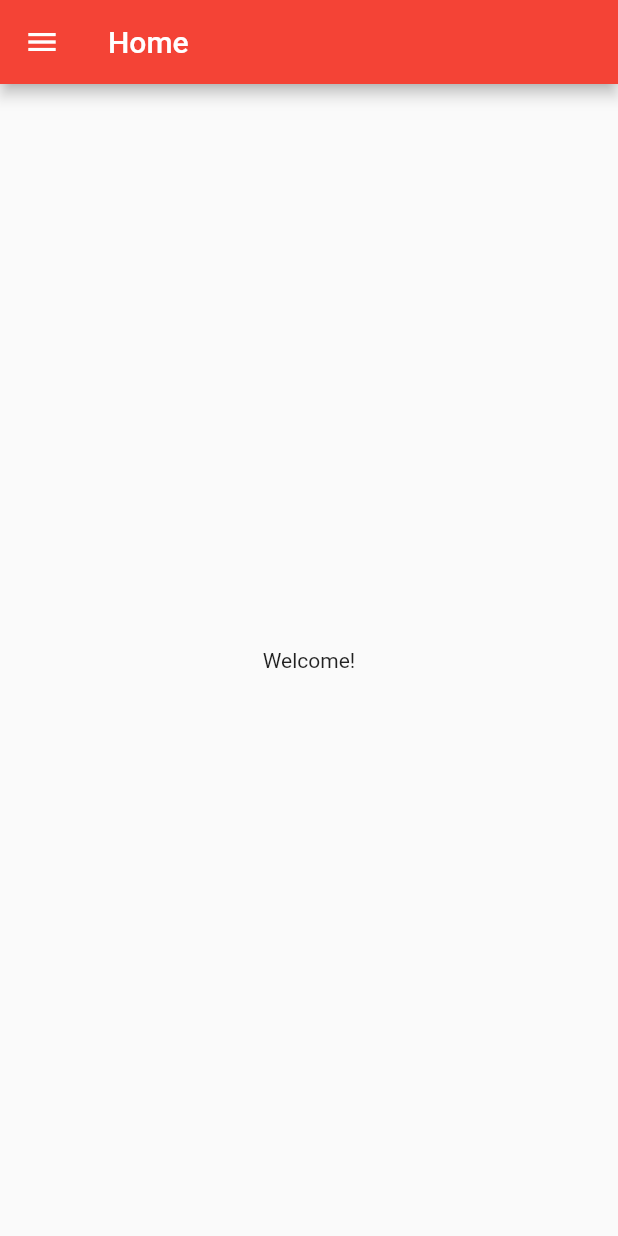
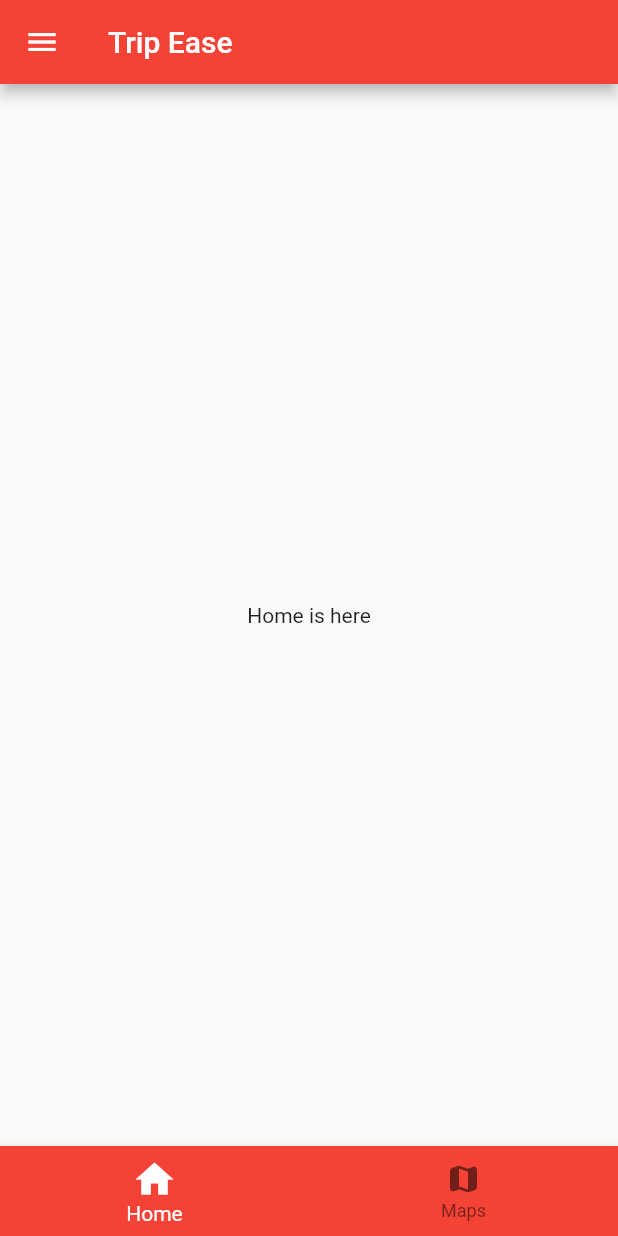
Before and after one commit to ashinps/trip_ease_project, a Flutter app: the Homepage screen opened directly, on a phone screen of 412 x 824 dp. Run offline on Flutter 3.47's test engine with Material 2 defaults, Android fonts, the light colour scheme and no system bars.

Commit message:
Initial commit

```diff
--- a/lib/Screens/Home/homepage.dart
+++ b/lib/Screens/Home/homepage.dart
@@ -1,5 +1,5 @@
+import 'package:flutter/material.dart';
 import 'package:trip_ease_project/Screens/settings/setting.dart';
-import 'package:flutter/material.dart';
 class Homepage extends StatefulWidget {
   const Homepage({super.key});
 
@@ -8,17 +8,80 @@
 }
 
 class _HomepageState extends State<Homepage> {
+  int _currentIndex = 0;
+
+  final tabs = [
+    Home(),
+    Maps(),
+  ];
+
   @override
   Widget build(BuildContext context) {
     return Scaffold(
       appBar: AppBar(
-        title: const Text('Home'),),
+        title: const Text('Trip Ease'),),
+      drawer: Drawer(
+        child: Column(
+          children: <Widget>[
+            ListTile(
+              leading: Icon(Icons.settings),
+              title: Text("Settings"),
+              onTap:  () async {
+              await Navigator.push(context,
+                MaterialPageRoute(builder: (context) => Settings()),);}
+            ),
+          ],
+        ),
+      ),
 
-      drawer: const Drawer(child: Settings()),
+      body: tabs[_currentIndex],
 
-      body: const Center(
-        child: Text('Welcome!'),
-      ),
+
+      bottomNavigationBar:BottomNavigationBar(
+        currentIndex: _currentIndex,
+        type: BottomNavigationBarType.fixed,
+        fixedColor: Colors.white,
+        backgroundColor: Colors.red,
+        selectedIconTheme: const IconThemeData(size: 30,),
+        items: [
+          BottomNavigationBarItem(
+            icon: Icon(Icons.home),
+            label: 'Home',
+           ),
+
+          BottomNavigationBarItem(
+            icon: Icon(Icons.map_rounded),
+            label: 'Maps',
+            ),
+        ],
+        onTap: (index){
+          setState(() {
+            _currentIndex = index;
+          });
+        },
+      )
     );
   }
 }
+
+class Home extends StatelessWidget {
+  const Home({super.key});
+  @override
+  Widget build(BuildContext context) {
+    return Scaffold(
+      body: Center(
+          child: Text('Home is here')),
+    );
+  }
+}
+
+class Maps extends StatelessWidget {
+  const Maps ({super.key});
+  @override
+  Widget build(BuildContext context) {
+    return Scaffold(
+      body: Center(
+          child: Text('Maps is here')),
+    );
+  }
+}
```
Also changed, not shown: lib/Screens/Login/login_page.dart (+12 -5 lines), lib/Screens/register/register_page.dart (+7 -2 lines), lib/Screens/forgot_password/forgot_password.dart (renamed from lib/Screens/forgotpassword/forgotpass.dart).
